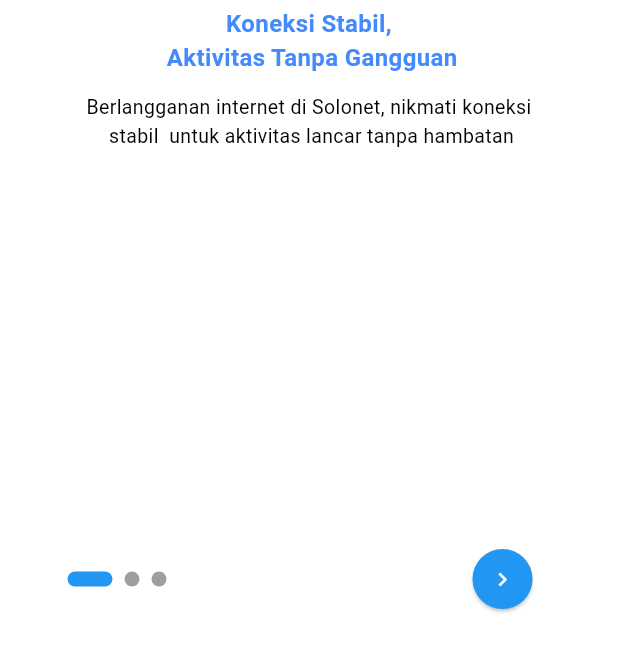
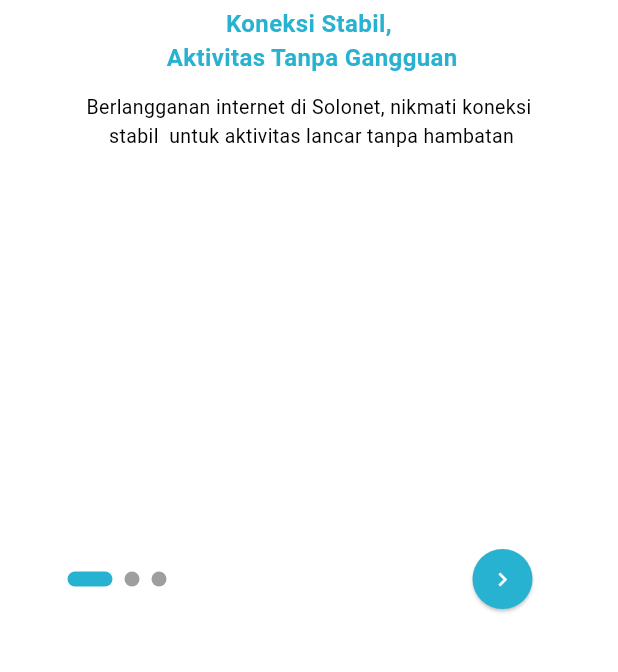
Before and after one commit to muhalimashar21/My-App21, a Flutter app: the screen it shows after launch, on a phone screen of 412 x 824 dp, the part 546-1218 px from its top. Run offline on Flutter 3.47's test engine with Material 3 defaults, Android fonts, the phone set to English and light mode, and no system bars; drawn by our look-alikes of smooth_page_indicator; our stand-ins replace shared_preferences; Roboto replaces fonts that are missing (Poppins).

Commit message:
imp-colorutama

```diff
--- a/lib/splashscreen/slide_page.dart
+++ b/lib/splashscreen/slide_page.dart
@@ -1,7 +1,8 @@
 import 'package:flutter/material.dart';
+import 'package:my_solonet_app/constants.dart';
 
 class SlidePage extends StatelessWidget {
- final String imagePath;
+  final String imagePath;
   final String title;
   final String description;
 
@@ -12,7 +13,7 @@
     required this.description,
   });
 
-   @override
+  @override
   Widget build(BuildContext context) {
     return Padding(
       padding: const EdgeInsets.symmetric(horizontal: 24.0, vertical: 64.0),
@@ -31,7 +32,7 @@
             style: const TextStyle(
               fontSize: 16,
               fontWeight: FontWeight.bold,
-              color: Colors.blueAccent,
+              color: kColorUtama,
               fontFamily: 'Poppins',
             ),
             textAlign: TextAlign.center,
--- a/lib/splashscreen/splash_screen_slide.dart
+++ b/lib/splashscreen/splash_screen_slide.dart
@@ -1,4 +1,5 @@
 import 'package:flutter/material.dart';
+import 'package:my_solonet_app/constants.dart';
 import 'package:my_solonet_app/splashscreen/slide_page.dart';
 import 'package:my_solonet_app/home/home_screen.dart';
 import 'package:shared_preferences/shared_preferences.dart';
@@ -75,7 +76,7 @@
                   controller: _pageController,
                   count: 3,
                   effect: const ExpandingDotsEffect(
-                    activeDotColor: Colors.blue,
+                    activeDotColor: kColorUtama,
                     dotColor: Colors.grey,
                     dotHeight: 10,
                     dotWidth: 10,
@@ -93,7 +94,7 @@
                     );
                   },
                   style: ElevatedButton.styleFrom(
-                    backgroundColor: Colors.blue,
+                    backgroundColor: kColorUtama,
                     foregroundColor: Colors.white,
                     shape: const CircleBorder(),
                     padding: const EdgeInsets.all(6),
```
Also changed, not shown: lib/auth/otp.dart (+9 -1 lines).
